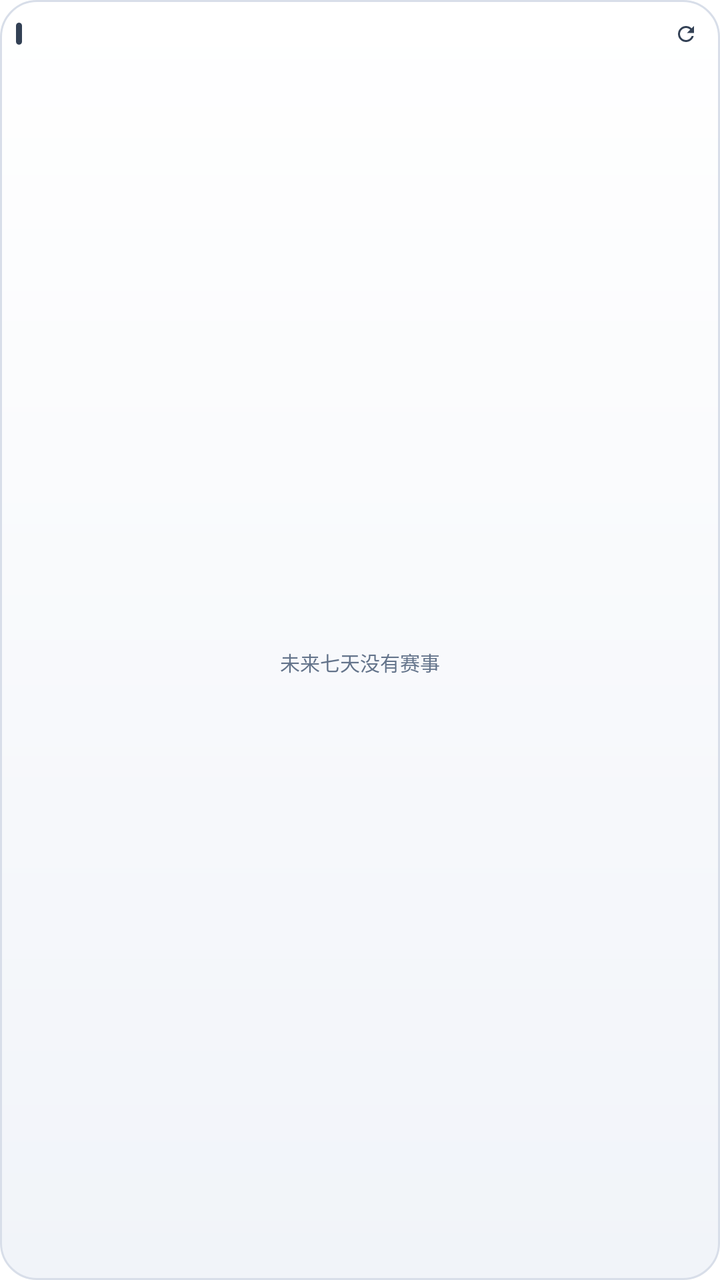
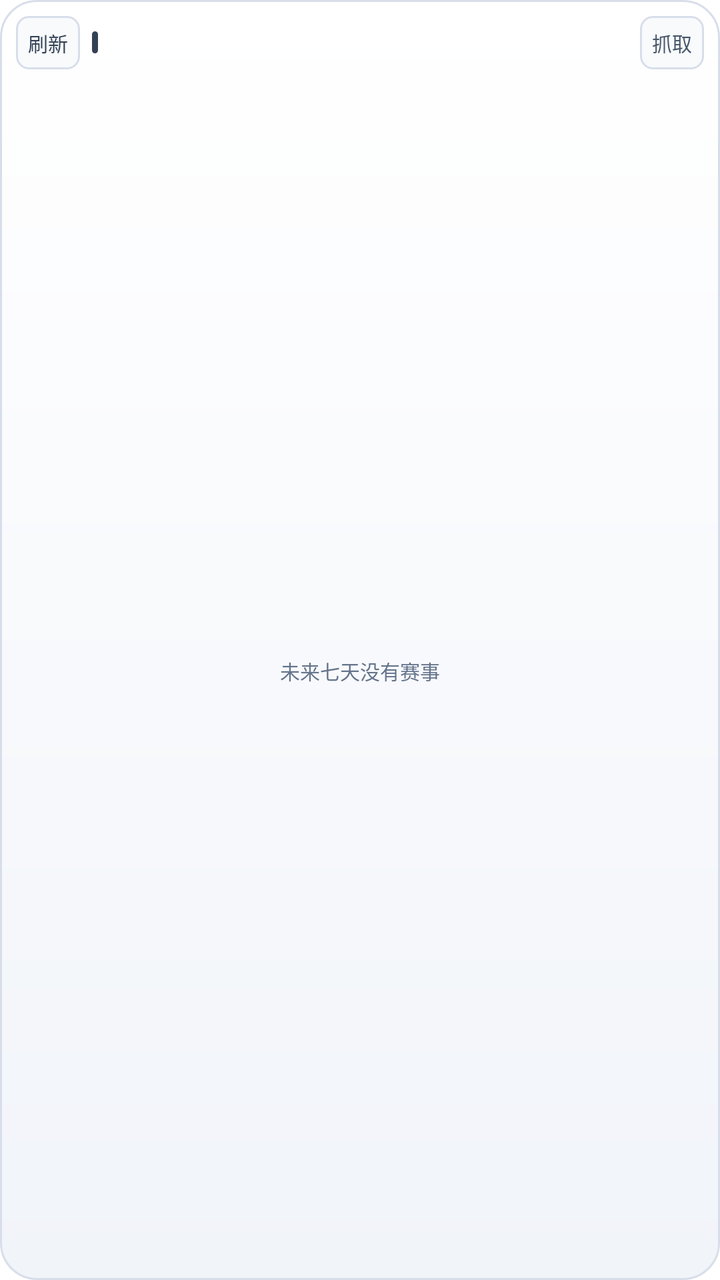

Compare the two renders of this Android layout. The source of the first and the diff that turns it into the second are given below.
<!-- AndroidManifest.xml: application theme Theme.SportsWidget -->
<!-- res/layout/widget_sports.xml -->
<?xml version="1.0" encoding="utf-8"?>
<LinearLayout xmlns:android="http://schemas.android.com/apk/res/android"
    android:id="@+id/widget_root"
    android:layout_width="match_parent"
    android:layout_height="match_parent"
    android:background="@drawable/bg_widget"
    android:orientation="vertical"
    android:padding="8dp">

    
    <LinearLayout
        android:id="@+id/header"
        android:layout_width="match_parent"
        android:layout_height="wrap_content"
        android:gravity="center_vertical"
        android:orientation="horizontal">

        
        <TextView
            android:layout_width="3dp"
            android:layout_height="11dp"
            android:background="@drawable/bg_mark"
            android:minHeight="0dp" />

        
        <LinearLayout
            android:layout_width="0dp"
            android:layout_height="wrap_content"
            android:layout_marginStart="5dp"
            android:layout_weight="1"
            android:layoutDirection="ltr"
            android:baselineAligned="false"
            android:orientation="horizontal">

            <TextView
                android:id="@+id/tv_day_0"
                android:layout_width="0dp"
                android:layout_height="wrap_content"
                android:layout_weight="1"
                android:background="@drawable/bg_daychip_off"
                android:gravity="center"
                android:includeFontPadding="false"
                android:maxLines="1"
                android:minHeight="0dp"
                android:paddingTop="2dp"
                android:paddingBottom="2dp"
                android:textColor="@color/text_muted"
                android:textSize="9dp" />

            <TextView
                android:id="@+id/tv_day_1"
                android:layout_width="0dp"
                android:layout_height="wrap_content"
                android:layout_weight="1"
                android:background="@drawable/bg_daychip_off"
                android:gravity="center"
                android:includeFontPadding="false"
                android:maxLines="1"
                android:minHeight="0dp"
                android:paddingTop="2dp"
                android:paddingBottom="2dp"
                android:textColor="@color/text_muted"
                android:textSize="9dp" />

            <TextView
                android:id="@+id/tv_day_2"
                android:layout_width="0dp"
                android:layout_height="wrap_content"
                android:layout_weight="1"
                android:background="@drawable/bg_daychip_off"
                android:gravity="center"
                android:includeFontPadding="false"
                android:maxLines="1"
                android:minHeight="0dp"
                android:paddingTop="2dp"
                android:paddingBottom="2dp"
                android:textColor="@color/text_muted"
                android:textSize="9dp" />

            <TextView
                android:id="@+id/tv_day_3"
                android:layout_width="0dp"
                android:layout_height="wrap_content"
                android:layout_weight="1"
                android:background="@drawable/bg_daychip_off"
                android:gravity="center"
                android:includeFontPadding="false"
                android:maxLines="1"
                android:minHeight="0dp"
                android:paddingTop="2dp"
                android:paddingBottom="2dp"
                android:textColor="@color/text_muted"
                android:textSize="9dp" />

            <TextView
                android:id="@+id/tv_day_4"
                android:layout_width="0dp"
                android:layout_height="wrap_content"
                android:layout_weight="1"
                android:background="@drawable/bg_daychip_off"
                android:gravity="center"
                android:includeFontPadding="false"
                android:maxLines="1"
                android:minHeight="0dp"
                android:paddingTop="2dp"
                android:paddingBottom="2dp"
                android:textColor="@color/text_muted"
                android:textSize="9dp" />

            <TextView
                android:id="@+id/tv_day_5"
                android:layout_width="0dp"
                android:layout_height="wrap_content"
                android:layout_weight="1"
                android:background="@drawable/bg_daychip_off"
                android:gravity="center"
                android:includeFontPadding="false"
                android:maxLines="1"
                android:minHeight="0dp"
                android:paddingTop="2dp"
                android:paddingBottom="2dp"
                android:textColor="@color/text_muted"
                android:textSize="9dp" />

            <TextView
                android:id="@+id/tv_day_6"
                android:layout_width="0dp"
                android:layout_height="wrap_content"
                android:layout_weight="1"
                android:background="@drawable/bg_daychip_off"
                android:gravity="center"
                android:includeFontPadding="false"
                android:maxLines="1"
                android:minHeight="0dp"
                android:paddingTop="2dp"
                android:paddingBottom="2dp"
                android:textColor="@color/text_muted"
                android:textSize="9dp" />
        </LinearLayout>

        
        <TextView
            android:id="@+id/tv_status"
            android:layout_width="wrap_content"
            android:layout_height="wrap_content"
            android:layout_marginStart="6dp"
            android:includeFontPadding="false"
            android:maxLines="1"
            android:minHeight="0dp"
            android:padding="0dp"
            android:textColor="@color/text_muted"
            android:textSize="9dp" />

        
        <ImageView
            android:id="@+id/btn_refresh"
            android:layout_width="18dp"
            android:layout_height="18dp"
            android:layout_marginStart="4dp"
            android:contentDescription="@string/action_refresh"
            android:padding="3dp"
            android:src="@drawable/ic_refresh" />
    </LinearLayout>

    
    <FrameLayout
        android:layout_width="match_parent"
        android:layout_height="0dp"
        android:layout_marginTop="4dp"
        android:layout_weight="1">

        
        <ListView
            android:id="@android:id/list"
            android:layout_width="match_parent"
            android:layout_height="match_parent"
            android:cacheColorHint="@color/transparent"
            android:divider="@color/transparent"
            android:dividerHeight="4dp"
            android:drawSelectorOnTop="true"
            android:scrollbars="none" />

        
        <TextView
            android:id="@+id/tv_empty"
            android:layout_width="match_parent"
            android:layout_height="match_parent"
            android:gravity="center"
            android:text="@string/empty_schedule"
            android:textColor="@color/text_muted"
            android:textSize="10dp" />
    </FrameLayout>
</LinearLayout>
<!-- resources referenced by this layout -->
<resources>
  <color name="text_muted">#FF64748B</color>
  <color name="transparent">#00000000</color>
  <!-- drawable bg_daychip_off (drawable) -->
  <?xml version="1.0" encoding="utf-8"?>
  <shape xmlns:android="http://schemas.android.com/apk/res/android"
      android:shape="rectangle">
      <solid android:color="@color/transparent" />
      <corners android:radius="3dp" />
  </shape>
  <!-- drawable bg_mark (drawable) -->
  <?xml version="1.0" encoding="utf-8"?>
  <shape xmlns:android="http://schemas.android.com/apk/res/android"
      android:shape="rectangle">
      <solid android:color="@color/accent" />
      <corners android:radius="1.5dp" />
  </shape>
  <!-- drawable bg_widget (drawable) -->
  <?xml version="1.0" encoding="utf-8"?>
  <shape xmlns:android="http://schemas.android.com/apk/res/android"
      android:shape="rectangle">
      <gradient
          android:angle="270"
          android:endColor="@color/bg_widget_bottom"
          android:startColor="@color/bg_widget_top"
          android:type="linear" />
      <corners android:radius="18dp" />
      <stroke
          android:width="1dp"
          android:color="@color/hairline" />
  </shape>
  <!-- drawable ic_refresh (drawable) -->
  <?xml version="1.0" encoding="utf-8"?>
  <vector xmlns:android="http://schemas.android.com/apk/res/android"
      android:width="24dp"
      android:height="24dp"
      android:viewportWidth="24"
      android:viewportHeight="24"
      android:tint="@color/accent_text">
      <path
          android:fillColor="#FFFFFFFF"
          android:pathData="M17.65,6.35C16.2,4.9 14.21,4 12,4c-4.42,0 -7.99,3.58 -8,8s3.58,8 8,8c3.73,0 6.84,-2.55 7.73,-6h-2.08c-0.82,2.33 -3.04,4 -5.65,4 -3.31,0 -6,-2.69 -6,-6s2.69,-6 6,-6c1.66,0 3.14,0.69 4.22,1.78L13,11h7V4l-2.35,2.35z" />
  </vector>
  <string name="action_refresh">刷新</string>
  <string name="empty_schedule">未来七天没有赛事</string>
  <style name="Theme.SportsWidget" parent="Theme.AppCompat.DayNight.NoActionBar">
          <item name="colorPrimary">@color/accent</item>
          <item name="colorPrimaryDark">@color/bg_widget</item>
          <item name="colorAccent">@color/accent</item>
          <item name="android:windowBackground">@color/bg_widget</item>
          <item name="android:statusBarColor">@color/bg_widget</item>
          
          <item name="android:windowLightStatusBar">true</item>
          
          <item name="android:navigationBarColor">@color/nav_bar</item>
          <item name="android:textColorPrimary">@color/text_primary</item>
          <item name="android:textColorSecondary">@color/text_secondary</item>
      </style>
  <color name="accent">#FF334155</color>
  <color name="bg_widget_bottom">#FFF1F4F9</color>
  <color name="bg_widget_top">#FFFFFFFF</color>
  <color name="hairline">#FFD8DEE9</color>
  <color name="accent_text">#FF334155</color>
  <color name="bg_widget">#FFFFFFFF</color>
  <color name="nav_bar">#FF0F172A</color>
  <color name="text_primary">#FF0F172A</color>
  <color name="text_secondary">#FF475569</color>
</resources>

<!-- the commit's change to res/layout/widget_sports.xml (unified diff, before → after) -->
@@ -17,8 +17,28 @@
 
         
         <TextView
+            android:id="@+id/btn_refresh"
+            android:layout_width="wrap_content"
+            android:layout_height="wrap_content"
+            android:background="@drawable/bg_widget_btn"
+            android:gravity="center"
+            android:includeFontPadding="false"
+            android:maxLines="1"
+            android:minHeight="0dp"
+            android:minWidth="0dp"
+            android:paddingStart="6dp"
+            android:paddingTop="6dp"
+            android:paddingEnd="6dp"
+            android:paddingBottom="6dp"
+            android:text="@string/action_refresh"
+            android:textColor="@color/accent_text"
+            android:textSize="10dp" />
+
+        
+        <TextView
             android:layout_width="3dp"
             android:layout_height="11dp"
+            android:layout_marginStart="6dp"
             android:background="@drawable/bg_mark"
             android:minHeight="0dp" />
 
@@ -144,22 +164,34 @@
             android:layout_width="wrap_content"
             android:layout_height="wrap_content"
             android:layout_marginStart="6dp"
+            android:ellipsize="end"
             android:includeFontPadding="false"
             android:maxLines="1"
+            android:maxWidth="72dp"
             android:minHeight="0dp"
             android:padding="0dp"
             android:textColor="@color/text_muted"
             android:textSize="9dp" />
 
         
-        <ImageView
-            android:id="@+id/btn_refresh"
-            android:layout_width="18dp"
-            android:layout_height="18dp"
-            android:layout_marginStart="4dp"
-            android:contentDescription="@string/action_refresh"
-            android:padding="3dp"
-            android:src="@drawable/ic_refresh" />
+        <TextView
+            android:id="@+id/btn_trigger"
+            android:layout_width="wrap_content"
+            android:layout_height="wrap_content"
+            android:layout_marginStart="5dp"
+            android:background="@drawable/bg_widget_btn"
+            android:gravity="center"
+            android:includeFontPadding="false"
+            android:maxLines="1"
+            android:minHeight="0dp"
+            android:minWidth="0dp"
+            android:paddingStart="6dp"
+            android:paddingTop="6dp"
+            android:paddingEnd="6dp"
+            android:paddingBottom="6dp"
+            android:text="@string/action_trigger"
+            android:textColor="@color/text_secondary"
+            android:textSize="10dp" />
     </LinearLayout>
 
     
<!-- resource entries referenced after the edit -->
@@ -30,19 +30,18 @@
           android:width="1dp"
           android:color="@color/hairline" />
   </shape>
-  <!-- drawable ic_refresh (drawable) -->
+  <!-- drawable bg_widget_btn (drawable) -->
   <?xml version="1.0" encoding="utf-8"?>
-  <vector xmlns:android="http://schemas.android.com/apk/res/android"
-      android:width="24dp"
-      android:height="24dp"
-      android:viewportWidth="24"
-      android:viewportHeight="24"
-      android:tint="@color/accent_text">
-      <path
-          android:fillColor="#FFFFFFFF"
-          android:pathData="M17.65,6.35C16.2,4.9 14.21,4 12,4c-4.42,0 -7.99,3.58 -8,8s3.58,8 8,8c3.73,0 6.84,-2.55 7.73,-6h-2.08c-0.82,2.33 -3.04,4 -5.65,4 -3.31,0 -6,-2.69 -6,-6s2.69,-6 6,-6c1.66,0 3.14,0.69 4.22,1.78L13,11h7V4l-2.35,2.35z" />
-  </vector>
+  <shape xmlns:android="http://schemas.android.com/apk/res/android"
+      android:shape="rectangle">
+      <solid android:color="@color/bg_card" />
+      <corners android:radius="6dp" />
+      <stroke
+          android:width="1dp"
+          android:color="@color/hairline" />
+  </shape>
   <string name="action_refresh">刷新</string>
+  <string name="action_trigger">抓取</string>
   <string name="empty_schedule">未来七天没有赛事</string>
   <style name="Theme.SportsWidget" parent="Theme.AppCompat.DayNight.NoActionBar">
           <item name="colorPrimary">@color/accent</item>
@@ -61,6 +60,7 @@
   <color name="bg_widget_bottom">#FFF1F4F9</color>
   <color name="bg_widget_top">#FFFFFFFF</color>
   <color name="hairline">#FFD8DEE9</color>
+  <color name="bg_card">#FFF8FAFC</color>
   <color name="accent_text">#FF334155</color>
   <color name="bg_widget">#FFFFFFFF</color>
   <color name="nav_bar">#FF0F172A</color>
